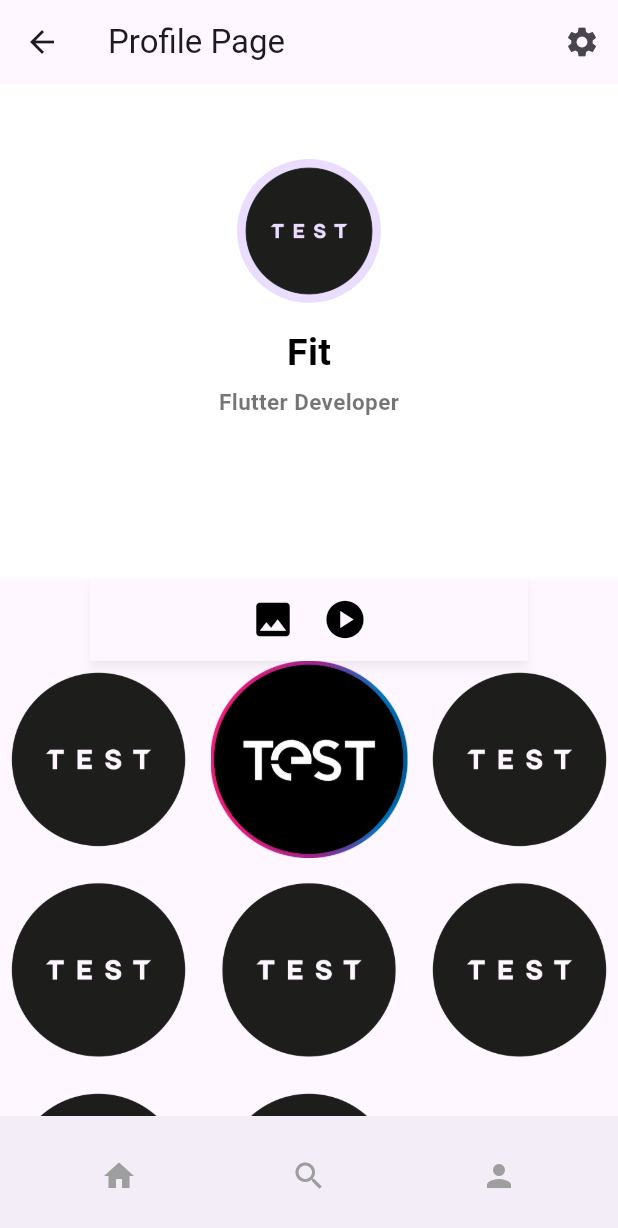
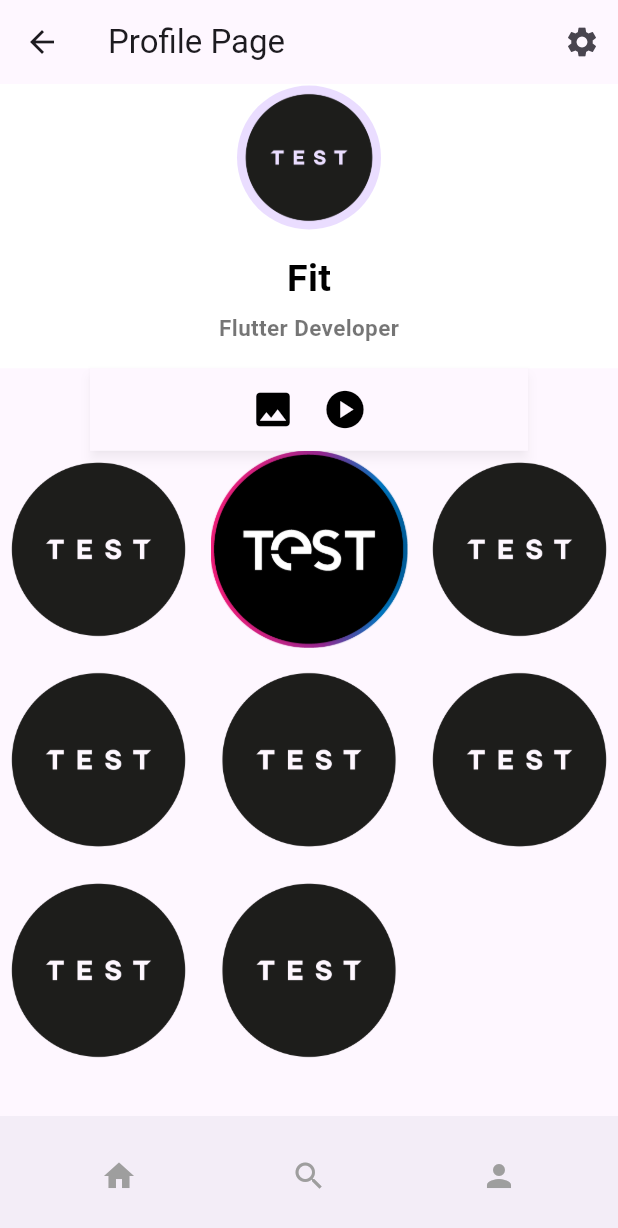
Before and after one commit to anwendungsprojektfom/anwendungsprojekt_fom, a Flutter app: the ProfileScreen screen opened by its route, on a phone screen of 412 x 824 dp. Shown: the top 1228 px of the screen. Run offline on Flutter 3.47's test engine with Material 3 defaults, Android fonts, the phone set to English and light mode, and no system bars; our stand-ins replace cloud_firestore, firebase_auth, firebase_core, image_picker, logger, photo_view and 1 more; missing offline and left inert: stream_chat_flutter; accounts and stored records are empty.

Commit message:
Change container height

```diff
--- a/sth_app/lib/pages/profilescreen/profilescreen.dart
+++ b/sth_app/lib/pages/profilescreen/profilescreen.dart
@@ -91,11 +91,11 @@ class _ProfileScreenState extends State<ProfileScreen> {
             children: [
               // Profile header with user details
               Container(
-                height: size.height * 0.4,
+                height: size.height * 0.23,
                 color: Colors.white, // White background color
                 child: const Column(
                   children: [
-                    SizedBox(height: 50),
+                    SizedBox(height: 1),
                     CircleAvatar(
                       radius: 48,
                       backgroundImage: AssetImage("assets/profilescreenImages/profile1.png"),
```
Also changed, not shown: 1 other file.
